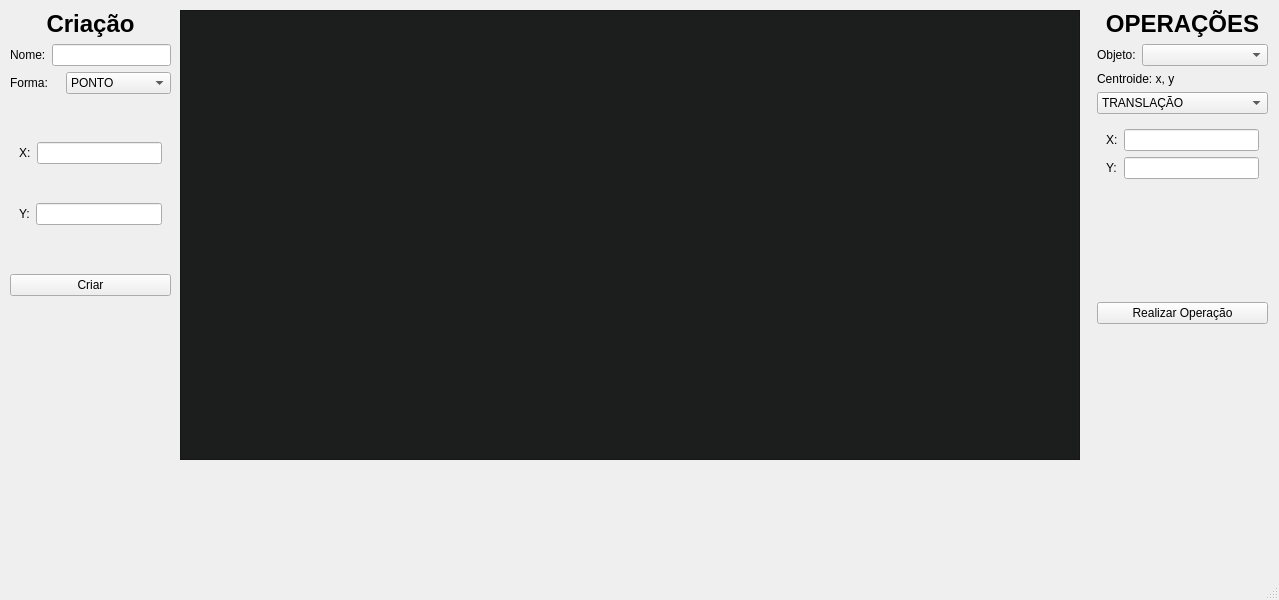
Before: the Qt Designer form mainwindow.ui in samu-ribas/3D-Graphics-Engine-Project, drawn with Qt 5.
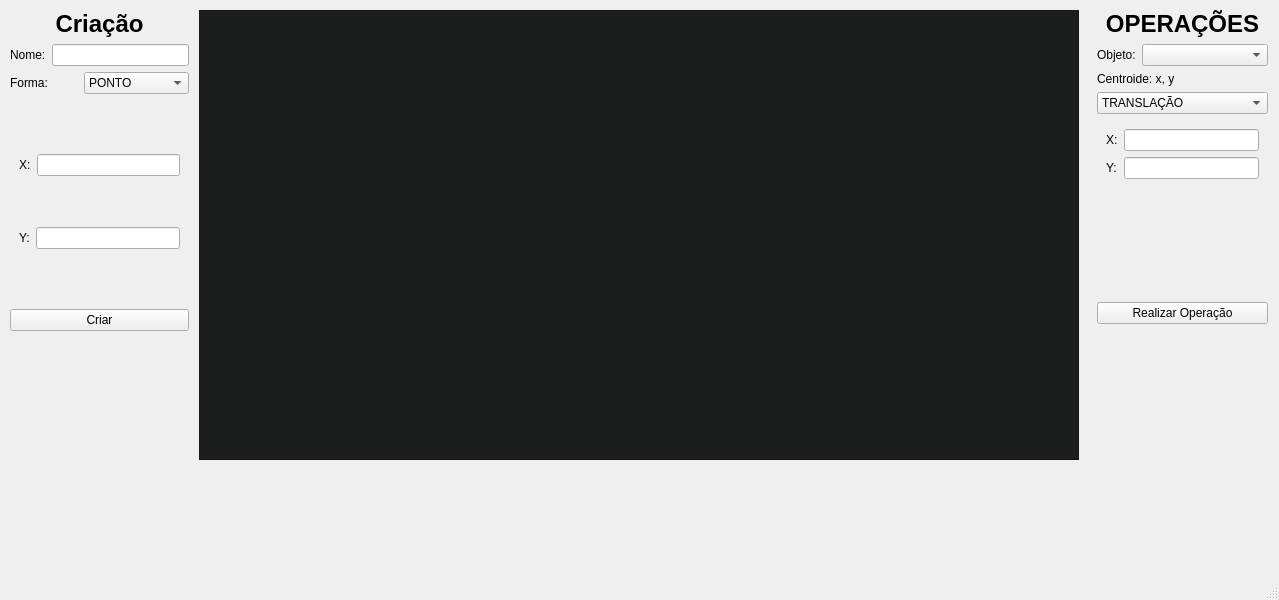
After: the same form once the commit is applied. Custom widgets are drawn as their Qt base class.

Diff of the .ui file:
```diff
--- a/mainwindow.ui
+++ b/mainwindow.ui
@@ -17,9 +17,9 @@
    <widget class="MeuFrame" name="frame">
     <property name="geometry">
      <rect>
-      <x>180</x>
+      <x>199</x>
       <y>10</y>
-      <width>900</width>
+      <width>880</width>
       <height>450</height>
      </rect>
     </property>
@@ -513,8 +513,8 @@
      <rect>
       <x>10</x>
       <y>10</y>
-      <width>161</width>
-      <height>286</height>
+      <width>179</width>
+      <height>321</height>
      </rect>
     </property>
     <layout class="QVBoxLayout" name="verticalLayout_2">
```
